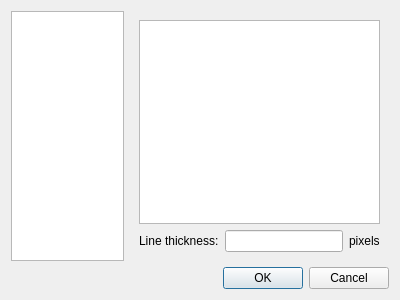
First picture: the form in src/configdialog.ui, repository flysight/flysight-viewer-qt, before the edit.
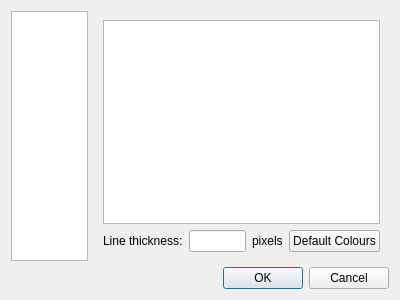
Second picture: the form after the edit. The open tabs and pages were chosen to show the change.

Commit message: Add button to set colours to default

What changed in the file:
```diff
--- a/src/configdialog.ui
+++ b/src/configdialog.ui
@@ -278,11 +278,13 @@
            <item>
             <widget class="QTableWidget" name="plotTable">
              <attribute name="verticalHeaderVisible">
-              <bool>false</bool>
+              <bool>true</bool>
              </attribute>
             </widget>
            </item>
            <item>
+            <layout class="QHBoxLayout" name="horizontalLayout_4">
+             <item>
             <layout class="QHBoxLayout" name="horizontalLayout_3">
              <item>
               <widget class="QLabel" name="label_2">
@@ -298,6 +300,15 @@
               <widget class="QLabel" name="label_3">
                <property name="text">
                 <string>pixels</string>
+                 </property>
+                </widget>
+               </item>
+              </layout>
+             </item>
+             <item>
+              <widget class="QPushButton" name="defaultsButton">
+               <property name="text">
+                <string>Default Colours</string>
                </property>
               </widget>
              </item>
```
Left out of the diff: 2 changed lines with no effect on the pictures. Lines whose indentation alone changed are shown as unchanged. The commit also changes 3 other files.
